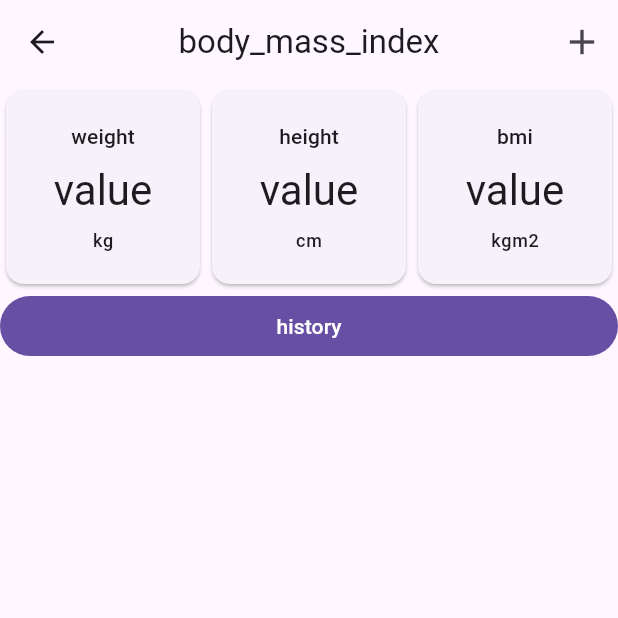
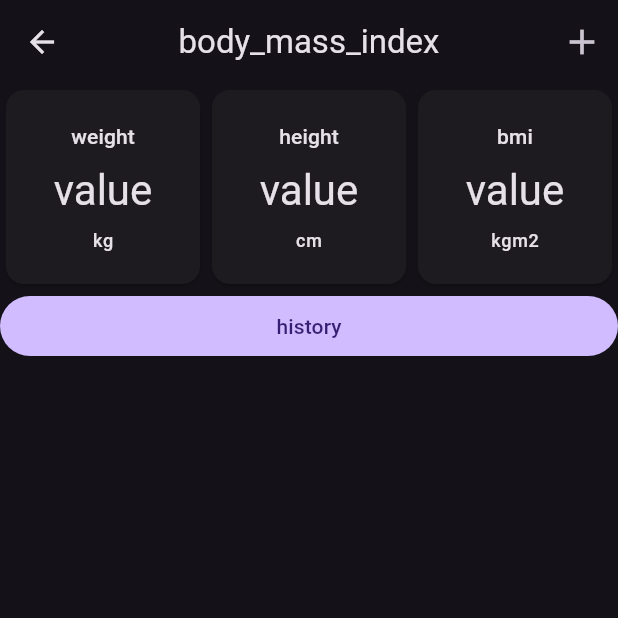
Before and after one commit to anoochit/phr_ng, a Flutter app: the screen it shows after launch, after a tap on "body_mass_index", on a phone screen of 412 x 824 dp, the top half of it. Run offline on Flutter 3.47's test engine with Material 3 defaults, Android fonts, the light colour scheme and no system bars; our stand-ins replace font_awesome_flutter, gap, get, isar; accounts and stored records are empty; generated files the repository leaves out were written again.

Commit message:
load setting from database

```diff
--- a/lib/app/controllers/app_controller.dart
+++ b/lib/app/controllers/app_controller.dart
@@ -1,8 +1,8 @@
 import 'dart:developer';
 
+import 'package:flutter/material.dart';
 import 'package:get/get.dart';
 import 'package:isar/isar.dart';
-import 'package:path_provider/path_provider.dart';
 import 'package:phr/app/data/models/setting.dart';
 import 'package:phr/app/data/models/stats_label.dart';
 
@@ -36,41 +36,21 @@ class AppController extends GetxController {
   late Profile profile;
   late Setting setting;
 
-  late Isar _db;
+  late Isar db;
 
-  @override
-  onInit() async {
-    super.onInit();
-
-    log('app init');
-
-    // init db
-    _db = await initializedDatabase();
-
-    // load data
+  loadData() async {
+    // load setting data
+    await loadSettingData();
+    // load another data
     loadProfileData();
     loadBMIData();
     loadBloodPresureData();
     loadGlucoseData();
   }
 
-  Future<Isar> initializedDatabase() async {
-    final dir = await getApplicationDocumentsDirectory();
-    return await Isar.open(
-      [
-        BmiSchema,
-        GlucoseSchema,
-        BloodPressureSchema,
-        ProfileSchema,
-        SettingSchema,
-      ],
-      directory: dir.path,
-    );
-  }
-
   // load bmi data
   loadBMIData() {
-    _db.bmis.where().findAll().then((value) {
+    db.bmis.where().findAll().then((value) {
       log('load bmi data');
       listBMI.value = value;
       update();
@@ -79,7 +59,7 @@ class AppController extends GetxController {
 
   // load glucose data
   loadGlucoseData() {
-    _db.glucoses.where().findAll().then((value) {
+    db.glucoses.where().findAll().then((value) {
       log('load glucose data');
       listGlucose.value = value;
       update();
@@ -88,7 +68,7 @@ class AppController extends GetxController {
 
   // load blood presure data
   loadBloodPresureData() {
-    _db.bloodPressures.where().findAll().then((value) {
+    db.bloodPressures.where().findAll().then((value) {
       log('load blood presure data');
       listBloodPressure.value = value;
       update();
@@ -97,7 +77,7 @@ class AppController extends GetxController {
 
   // load profile data
   loadProfileData() {
-    _db.profiles.get(1).then((value) async {
+    db.profiles.get(1).then((value) async {
       log('load profile data');
       // no profile data, create a template once
       if (value == null) {
@@ -108,8 +88,8 @@ class AppController extends GetxController {
           ..image = ''
           ..id = 1;
         // write default value
-        await _db.writeTxn(() async {
-          await _db.profiles.put(data);
+        await db.writeTxn(() async {
+          await db.profiles.put(data);
         });
         profile = data;
       } else {
@@ -117,35 +97,39 @@ class AppController extends GetxController {
       }
     });
 
-    _db.settings.get(1).then((value) async {
-      log('load profile data');
+    update();
+  }
+
+  Future<void> loadSettingData() async {
+    final value = await db.settings.get(1);
+
+    log('load setting data');
     // no profile data, create a template once
     if (value == null) {
       final data = Setting()
-          ..theme = ThemeMode.dark
-          ..locale = LocaleMode.enUS;
+        ..theme = ThemeStatus.dark
+        ..locale = LocaleStatus.enUS;
       // write default value
-        await _db.writeTxn(() async {
-          await _db.settings.put(data);
+      await db.writeTxn(() async {
+        await db.settings.put(data);
+        setting = data;
       });
-        setting = data;
     } else {
       setting = value;
     }
-    });
 
-    update();
+    update(['setting']);
   }
 
-  String getThemeTitle(ThemeMode theme) {
-    switch (theme.name) {
-      case 'dark':
+  String getThemeTitle(ThemeStatus theme) {
+    switch (theme) {
+      case ThemeStatus.dark:
         return 'dark';
 
-      case 'light':
+      case ThemeStatus.light:
         return 'light';
 
-      case 'system':
+      case ThemeStatus.system:
         return 'system';
 
       default:
@@ -153,12 +137,33 @@ class AppController extends GetxController {
     }
   }
 
-  getLocaleTitle(LocaleMode locale) {
-    switch (locale.name) {
-      case 'enUS':
+  ThemeMode getThemeValue() {
+    switch (setting.theme) {
+      case ThemeStatus.dark:
+        return ThemeMode.dark;
+
+      case ThemeStatus.light:
+        return ThemeMode.light;
+
+      case ThemeStatus.system:
+        return ThemeMode.system;
+
+      default:
+        return ThemeMode.light;
+    }
+  }
+
+  String getLocaleValue() {
+    final locale = setting.locale;
+    return '${locale.name.substring(0, 2)}_${locale.name.substring(2, 4)}';
+  }
+
+  getLocaleTitle(LocaleStatus locale) {
+    switch (locale) {
+      case LocaleStatus.enUS:
         return 'english';
 
-      case 'thTH':
+      case LocaleStatus.thTH:
         return 'thai';
 
       default:
@@ -167,11 +172,11 @@ class AppController extends GetxController {
   }
 
   getGenderTitle(Gender gender) {
-    switch (gender.name) {
-      case 'male':
+    switch (gender) {
+      case Gender.male:
         return 'male';
 
-      case 'female':
+      case Gender.female:
         return 'female';
 
       default:
--- /dev/null
+++ b/lib/app/controllers/database_service.dart
@@ -0,0 +1,27 @@
+import 'dart:developer';
+
+import 'package:isar/isar.dart';
+import 'package:path_provider/path_provider.dart';
+
+import '../data/models/bmi.dart';
+import '../data/models/glucose.dart';
+import '../data/models/pressure.dart';
+import '../data/models/profile.dart';
+import '../data/models/setting.dart';
+
+Future<Isar> initDatabase() async {
+  log('init database');
+  final dir = await getApplicationDocumentsDirectory();
+
+  return await Isar.open(
+    [
+      BmiSchema,
+      GlucoseSchema,
+      BloodPressureSchema,
+      ProfileSchema,
+      SettingSchema,
+    ],
+    name: 'default',
+    directory: dir.path,
+  );
+}
--- a/lib/app/data/models/setting.dart
+++ b/lib/app/data/models/setting.dart
@@ -6,18 +6,18 @@ part 'setting.g.dart';
 class Setting {
   Id id = 1;
   @enumerated
-  ThemeMode theme = ThemeMode.dark;
+  ThemeStatus theme = ThemeStatus.dark;
   @enumerated
-  LocaleMode locale = LocaleMode.enUS;
+  LocaleStatus locale = LocaleStatus.enUS;
 }
 
-enum ThemeMode {
+enum ThemeStatus {
   dark,
   light,
   system,
 }
 
-enum LocaleMode {
+enum LocaleStatus {
   enUS,
   thTH,
 }
--- a/lib/main.dart
+++ b/lib/main.dart
@@ -1,32 +1,62 @@
+import 'dart:developer';
+
 import 'package:flutter/material.dart';
-
 import 'package:get/get.dart';
-import 'app/controllers/app_controller.dart';
+import 'package:phr/app/controllers/app_controller.dart';
+import 'app/controllers/database_service.dart';
 import 'app/routes/app_pages.dart';
 import 'generated/locales.g.dart';
 
 Future<void> main() async {
-  AppController appController = Get.put(AppController());
+  // init widget binding
+  WidgetsFlutterBinding.ensureInitialized();
+  // init app controller
+  AppController appController = Get.put(AppController(), permanent: true);
+  // init database
+  final db = await initDatabase();
+  // inject datbase instance
+  appController.db = db;
+  // load data
+  await appController.loadData();
+  // run app
+  runApp(MyApp(controller: appController));
+}
 
-  runApp(
-    GetMaterialApp(
+class MyApp extends StatefulWidget {
+  const MyApp({super.key, required this.controller});
+
+  final AppController controller;
+
+  @override
+  State<MyApp> createState() => _MyAppState();
+}
+
+class _MyAppState extends State<MyApp> {
+  @override
+  Widget build(BuildContext context) {
+    final themeMode = widget.controller.getThemeValue();
+    final localeMode = Locale(widget.controller.getLocaleValue());
+
+    log('load material app');
+    return GetMaterialApp(
       debugShowCheckedModeBanner: false,
       title: "PHR",
       initialRoute: AppPages.INITIAL,
       getPages: AppPages.routes,
-      // initialBinding: RootBinding(),
-      // TODO : Use theme setting data
-      themeMode: ThemeMode.light,
+      //  Use theme setting data
+      themeMode: themeMode,
       theme: ThemeData(
+        brightness: Brightness.light,
         useMaterial3: true,
       ),
       darkTheme: ThemeData(
+        brightness: Brightness.dark,
         useMaterial3: true,
       ),
-      // TODO : Use locale setting data
-      locale: const Locale('th_TH'),
+      // Use locale setting data
+      locale: localeMode,
       fallbackLocale: const Locale('en_US'),
       translationsKeys: AppTranslation.translations,
-    ),
-  );
+    );
+  }
 }
```
Also changed, not shown: lib/app/data/models/setting.g.dart. Lines whose indentation alone changed are shown as unchanged.
